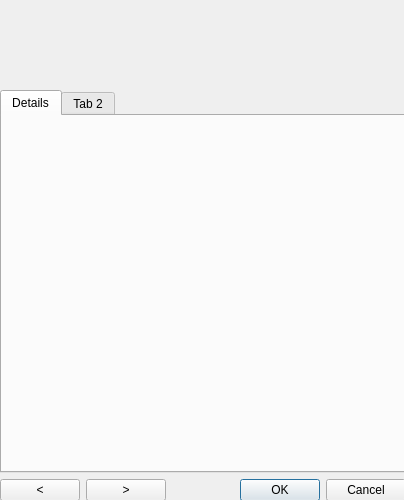
Above: app/src/dialoginfo.ui from intelek2al/CPP-Uamp before the change. Below: the same form after it.
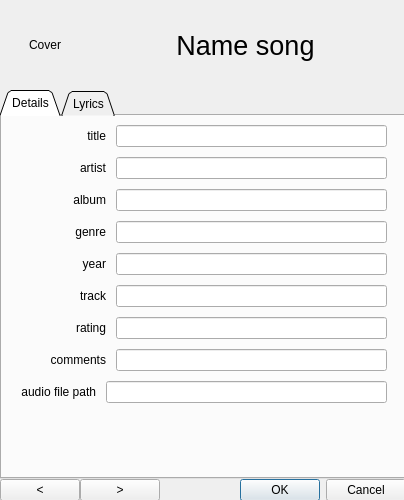
That is the form after the change. The open tabs and pages were chosen to show the change.

Commit message: info song

Patch:
```diff
--- a/app/src/dialoginfo.ui
+++ b/app/src/dialoginfo.ui
@@ -23,34 +23,591 @@
     </rect>
    </property>
    <layout class="QGridLayout" name="gridLayout">
+    <property name="spacing">
+     <number>0</number>
+    </property>
     <item row="0" column="0">
-     <layout class="QVBoxLayout" name="verticalLayout_2">
+     <layout class="QVBoxLayout" name="verticalLayout_2" stretch="1,5,0">
       <item>
-       <layout class="QHBoxLayout" name="horizontalLayout">
+       <layout class="QHBoxLayout" name="CoverTitle">
         <property name="spacing">
          <number>0</number>
         </property>
+        <property name="leftMargin">
+         <number>5</number>
+        </property>
         <property name="topMargin">
-         <number>40</number>
+         <number>5</number>
         </property>
         <property name="bottomMargin">
-         <number>50</number>
+         <number>5</number>
         </property>
+        <item>
+         <widget class="QLabel" name="coverInfo">
+          <property name="minimumSize">
+           <size>
+            <width>80</width>
+            <height>80</height>
+           </size>
+          </property>
+          <property name="maximumSize">
+           <size>
+            <width>80</width>
+            <height>80</height>
+           </size>
+          </property>
+          <property name="styleSheet">
+           <string notr="true"/>
+          </property>
+          <property name="text">
+           <string>Cover</string>
+          </property>
+          <property name="alignment">
+           <set>Qt::AlignCenter</set>
+          </property>
+         </widget>
+        </item>
+        <item>
+         <widget class="QLabel" name="nameSongInfo">
+          <property name="font">
+           <font>
+            <pointsize>20</pointsize>
+           </font>
+          </property>
+          <property name="text">
+           <string>Name song</string>
+          </property>
+          <property name="alignment">
+           <set>Qt::AlignCenter</set>
+          </property>
+         </widget>
+        </item>
        </layout>
       </item>
       <item>
        <widget class="QTabWidget" name="Info">
+        <property name="styleSheet">
+         <string notr="true">tabWidget{ background: rgb(177, 175, 178)}</string>
+        </property>
+        <property name="tabShape">
+         <enum>QTabWidget::Triangular</enum>
+        </property>
         <property name="currentIndex">
-         <number>1</number>
+         <number>0</number>
+        </property>
+        <property name="iconSize">
+         <size>
+          <width>30</width>
+          <height>30</height>
+         </size>
+        </property>
+        <property name="elideMode">
+         <enum>Qt::ElideLeft</enum>
+        </property>
+        <property name="usesScrollButtons">
+         <bool>true</bool>
+        </property>
+        <property name="documentMode">
+         <bool>false</bool>
+        </property>
+        <property name="tabsClosable">
+         <bool>false</bool>
+        </property>
+        <property name="tabBarAutoHide">
+         <bool>true</bool>
         </property>
         <widget class="QWidget" name="Details">
          <attribute name="title">
           <string>Details</string>
          </attribute>
+         <widget class="QWidget" name="verticalLayoutWidget">
+          <property name="geometry">
+           <rect>
+            <x>9</x>
+            <y>-1</y>
+            <width>381</width>
+            <height>341</height>
+           </rect>
+          </property>
+          <layout class="QVBoxLayout" name="verticalLayout">
+           <item>
+            <layout class="QHBoxLayout" name="horizontalLayout">
+             <property name="spacing">
+              <number>10</number>
+             </property>
+             <property name="leftMargin">
+              <number>5</number>
+             </property>
+             <property name="topMargin">
+              <number>10</number>
+             </property>
+             <property name="rightMargin">
+              <number>5</number>
+             </property>
+             <property name="bottomMargin">
+              <number>2</number>
+             </property>
+             <item>
+              <widget class="QLabel" name="label">
+               <property name="minimumSize">
+                <size>
+                 <width>90</width>
+                 <height>0</height>
+                </size>
+               </property>
+               <property name="maximumSize">
+                <size>
+                 <width>80</width>
+                 <height>16777215</height>
+                </size>
+               </property>
+               <property name="layoutDirection">
+                <enum>Qt::LeftToRight</enum>
+               </property>
+               <property name="text">
+                <string>title</string>
+               </property>
+               <property name="alignment">
+                <set>Qt::AlignRight|Qt::AlignTrailing|Qt::AlignVCenter</set>
+               </property>
+              </widget>
+             </item>
+             <item>
+              <widget class="QLineEdit" name="lineEdit">
+               <property name="autoFillBackground">
+                <bool>false</bool>
+               </property>
+              </widget>
+             </item>
+            </layout>
+           </item>
+           <item>
+            <layout class="QHBoxLayout" name="horizontalLayout_3">
+             <property name="spacing">
+              <number>10</number>
+             </property>
+             <property name="leftMargin">
+              <number>5</number>
+             </property>
+             <property name="topMargin">
+              <number>2</number>
+             </property>
+             <property name="rightMargin">
+              <number>5</number>
+             </property>
+             <property name="bottomMargin">
+              <number>2</number>
+             </property>
+             <item>
+              <widget class="QLabel" name="label_2">
+               <property name="minimumSize">
+                <size>
+                 <width>90</width>
+                 <height>0</height>
+                </size>
+               </property>
+               <property name="maximumSize">
+                <size>
+                 <width>80</width>
+                 <height>16777215</height>
+                </size>
+               </property>
+               <property name="layoutDirection">
+                <enum>Qt::LeftToRight</enum>
+               </property>
+               <property name="text">
+                <string>artist</string>
+               </property>
+               <property name="alignment">
+                <set>Qt::AlignRight|Qt::AlignTrailing|Qt::AlignVCenter</set>
+               </property>
+              </widget>
+             </item>
+             <item>
+              <widget class="QLineEdit" name="lineEdit_2">
+               <property name="autoFillBackground">
+                <bool>false</bool>
+               </property>
+              </widget>
+             </item>
+            </layout>
+           </item>
+           <item>
+            <layout class="QHBoxLayout" name="horizontalLayout_4">
+             <property name="spacing">
+              <number>10</number>
+             </property>
+             <property name="leftMargin">
+              <number>5</number>
+             </property>
+             <property name="topMargin">
+              <number>2</number>
+             </property>
+             <property name="rightMargin">
+              <number>5</number>
+             </property>
+             <property name="bottomMargin">
+              <number>2</number>
+             </property>
+             <item>
+              <widget class="QLabel" name="label_3">
+               <property name="minimumSize">
+                <size>
+                 <width>90</width>
+                 <height>0</height>
+                </size>
+               </property>
+               <property name="maximumSize">
+                <size>
+                 <width>80</width>
+                 <height>16777215</height>
+                </size>
+               </property>
+               <property name="layoutDirection">
+                <enum>Qt::LeftToRight</enum>
+               </property>
+               <property name="text">
+                <string>album</string>
+               </property>
+               <property name="alignment">
+                <set>Qt::AlignRight|Qt::AlignTrailing|Qt::AlignVCenter</set>
+               </property>
+              </widget>
+             </item>
+             <item>
+              <widget class="QLineEdit" name="lineEdit_3">
+               <property name="autoFillBackground">
+                <bool>false</bool>
+               </property>
+              </widget>
+             </item>
+            </layout>
+           </item>
+           <item>
+            <layout class="QHBoxLayout" name="horizontalLayout_5">
+             <property name="spacing">
+              <number>10</number>
+             </property>
+             <property name="leftMargin">
+              <number>5</number>
+             </property>
+             <property name="topMargin">
+              <number>2</number>
+             </property>
+             <property name="rightMargin">
+              <number>5</number>
+             </property>
+             <property name="bottomMargin">
+              <number>2</number>
+             </property>
+             <item>
+              <widget class="QLabel" name="label_4">
+               <property name="minimumSize">
+                <size>
+                 <width>90</width>
+                 <height>0</height>
+                </size>
+               </property>
+               <property name="maximumSize">
+                <size>
+                 <width>80</width>
+                 <height>16777215</height>
+                </size>
+               </property>
+               <property name="layoutDirection">
+                <enum>Qt::LeftToRight</enum>
+               </property>
+               <property name="text">
+                <string>genre</string>
+               </property>
+               <property name="alignment">
+                <set>Qt::AlignRight|Qt::AlignTrailing|Qt::AlignVCenter</set>
+               </property>
+              </widget>
+             </item>
+             <item>
+              <widget class="QLineEdit" name="lineEdit_4">
+               <property name="autoFillBackground">
+                <bool>false</bool>
+               </property>
+              </widget>
+             </item>
+            </layout>
+           </item>
+           <item>
+            <layout class="QHBoxLayout" name="horizontalLayout_6">
+             <property name="spacing">
+              <number>10</number>
+             </property>
+             <property name="leftMargin">
+              <number>5</number>
+             </property>
+             <property name="topMargin">
+              <number>2</number>
+             </property>
+             <property name="rightMargin">
+              <number>5</number>
+             </property>
+             <property name="bottomMargin">
+              <number>2</number>
+             </property>
+             <item>
+              <widget class="QLabel" name="label_5">
+               <property name="minimumSize">
+                <size>
+                 <width>90</width>
+                 <height>0</height>
+                </size>
+               </property>
+               <property name="maximumSize">
+                <size>
+                 <width>80</width>
+                 <height>16777215</height>
+                </size>
+               </property>
+               <property name="layoutDirection">
+                <enum>Qt::LeftToRight</enum>
+               </property>
+               <property name="text">
+                <string>year</string>
+               </property>
+               <property name="alignment">
+                <set>Qt::AlignRight|Qt::AlignTrailing|Qt::AlignVCenter</set>
+               </property>
+              </widget>
+             </item>
+             <item>
+              <widget class="QLineEdit" name="lineEdit_5">
+               <property name="autoFillBackground">
+                <bool>false</bool>
+               </property>
+              </widget>
+             </item>
+            </layout>
+           </item>
+           <item>
+            <layout class="QHBoxLayout" name="horizontalLayout_7">
+             <property name="spacing">
+              <number>10</number>
+             </property>
+             <property name="leftMargin">
+              <number>5</number>
+             </property>
+             <property name="topMargin">
+              <number>2</number>
+             </property>
+             <property name="rightMargin">
+              <number>5</number>
+             </property>
+             <property name="bottomMargin">
+              <number>2</number>
+             </property>
+             <item>
+              <widget class="QLabel" name="label_6">
+               <property name="minimumSize">
+                <size>
+                 <width>90</width>
+                 <height>0</height>
+                </size>
+               </property>
+               <property name="maximumSize">
+                <size>
+                 <width>80</width>
+                 <height>16777215</height>
+                </size>
+               </property>
+               <property name="layoutDirection">
+                <enum>Qt::LeftToRight</enum>
+               </property>
+               <property name="text">
+                <string>track</string>
+               </property>
+               <property name="alignment">
+                <set>Qt::AlignRight|Qt::AlignTrailing|Qt::AlignVCenter</set>
+               </property>
+              </widget>
+             </item>
+             <item>
+              <widget class="QLineEdit" name="lineEdit_6">
+               <property name="autoFillBackground">
+                <bool>false</bool>
+               </property>
+              </widget>
+             </item>
+            </layout>
+           </item>
+           <item>
+            <layout class="QHBoxLayout" name="horizontalLayout_8">
+             <property name="spacing">
+              <number>10</number>
+             </property>
+             <property name="leftMargin">
+              <number>5</number>
+             </property>
+             <property name="topMargin">
+              <number>2</number>
+             </property>
+             <property name="rightMargin">
+              <number>5</number>
+             </property>
+             <property name="bottomMargin">
+              <number>2</number>
+             </property>
+             <item>
+              <widget class="QLabel" name="label_7">
+               <property name="minimumSize">
+                <size>
+                 <width>90</width>
+                 <height>0</height>
+                </size>
+               </property>
+               <property name="maximumSize">
+                <size>
+                 <width>80</width>
+                 <height>16777215</height>
+                </size>
+               </property>
+               <property name="layoutDirection">
+                <enum>Qt::LeftToRight</enum>
+               </property>
+               <property name="text">
+                <string>rating</string>
+               </property>
+               <property name="alignment">
+                <set>Qt::AlignRight|Qt::AlignTrailing|Qt::AlignVCenter</set>
+               </property>
+              </widget>
+             </item>
+             <item>
+              <widget class="QLineEdit" name="lineEdit_7">
+               <property name="autoFillBackground">
+                <bool>false</bool>
+               </property>
+              </widget>
+             </item>
+            </layout>
+           </item>
+           <item>
+            <layout class="QHBoxLayout" name="horizontalLayout_10">
+             <property name="spacing">
+              <number>10</number>
+             </property>
+             <property name="leftMargin">
+              <number>5</number>
+             </property>
+             <property name="topMargin">
+              <number>2</number>
+             </property>
+             <property name="rightMargin">
+              <number>5</number>
+             </property>
+             <property name="bottomMargin">
+              <number>2</number>
+             </property>
+             <item>
+              <widget class="QLabel" name="label_9">
+               <property name="minimumSize">
+                <size>
+                 <width>90</width>
+                 <height>0</height>
+                </size>
+               </property>
+               <property name="maximumSize">
+                <size>
+                 <width>80</width>
+                 <height>16777215</height>
+                </size>
+               </property>
+               <property name="layoutDirection">
+                <enum>Qt::LeftToRight</enum>
+               </property>
+               <property name="text">
+                <string>comments</string>
+               </property>
+               <property name="alignment">
+                <set>Qt::AlignRight|Qt::AlignTrailing|Qt::AlignVCenter</set>
+               </property>
+              </widget>
+             </item>
+             <item>
+              <widget class="QLineEdit" name="lineEdit_9">
+               <property name="autoFillBackground">
+                <bool>false</bool>
+               </property>
+              </widget>
+             </item>
+            </layout>
+           </item>
+           <item>
+            <layout class="QHBoxLayout" name="horizontalLayout_9">
+             <property name="spacing">
+              <number>10</number>
+             </property>
+             <property name="leftMargin">
+              <number>5</number>
+             </property>
+             <property name="topMargin">
+              <number>2</number>
+             </property>
+             <property name="rightMargin">
+              <number>5</number>
+             </property>
+             <property name="bottomMargin">
+              <number>2</number>
+             </property>
+             <item>
+              <widget class="QLabel" name="label_8">
+               <property name="minimumSize">
+                <size>
+                 <width>80</width>
+                 <height>0</height>
+                </size>
+               </property>
+               <property name="maximumSize">
+                <size>
+                 <width>90</width>
+                 <height>16777215</height>
+                </size>
+               </property>
+               <property name="layoutDirection">
+                <enum>Qt::LeftToRight</enum>
+               </property>
+               <property name="text">
+                <string>audio file path</string>
+               </property>
+               <property name="alignment">
+                <set>Qt::AlignRight|Qt::AlignTrailing|Qt::AlignVCenter</set>
+               </property>
+              </widget>
+             </item>
+             <item>
+              <widget class="QLineEdit" name="lineEdit_8">
+               <property name="autoFillBackground">
+                <bool>false</bool>
+               </property>
+              </widget>
+             </item>
+            </layout>
+           </item>
+           <item>
+            <spacer name="verticalSpacer">
+             <property name="orientation">
+              <enum>Qt::Vertical</enum>
+             </property>
+             <property name="sizeHint" stdset="0">
+              <size>
+               <width>20</width>
+               <height>40</height>
+              </size>
+             </property>
+            </spacer>
+           </item>
+          </layout>
+         </widget>
         </widget>
         <widget class="QWidget" name="Lyrics">
          <attribute name="title">
-          <string>Tab 2</string>
+          <string>Lyrics</string>
          </attribute>
         </widget>
        </widget>
```
Left out of the diff: 4 changed lines with no effect on the pictures. The commit also changes 4 other files.
